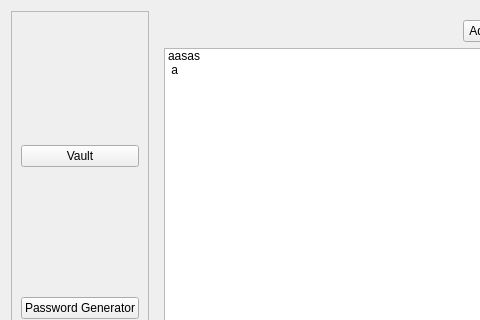
Qt form pages/view/dashboard/dashboard.ui (SahisN/PasswordManager) before a commit; both pictures show x 0 to 480 and y 0 to 320 of the 947 by 619 pixel window.
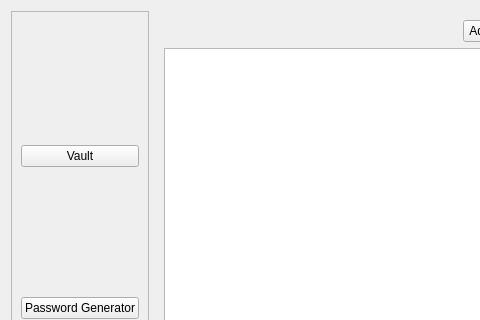
The same form after that commit.

Patch:
```diff
--- a/pages/view/dashboard/dashboard.ui
+++ b/pages/view/dashboard/dashboard.ui
@@ -70,14 +70,7 @@
          <item>
           <layout class="QHBoxLayout" name="horizontalLayout_4">
            <item>
-            <widget class="QListWidget" name="listWidget">
-             <item>
-              <property name="text">
-               <string>aasas 
- a</string>
-              </property>
-             </item>
-            </widget>
+            <widget class="QListWidget" name="listWidget"/>
            </item>
           </layout>
          </item>
```
Left out of the diff: 8 changed lines with no effect on the pictures.
